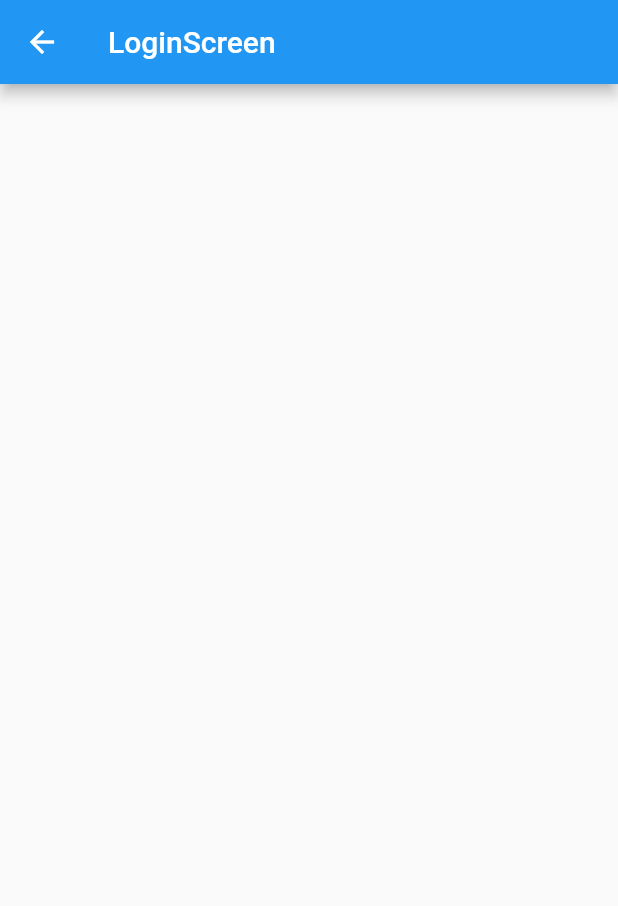
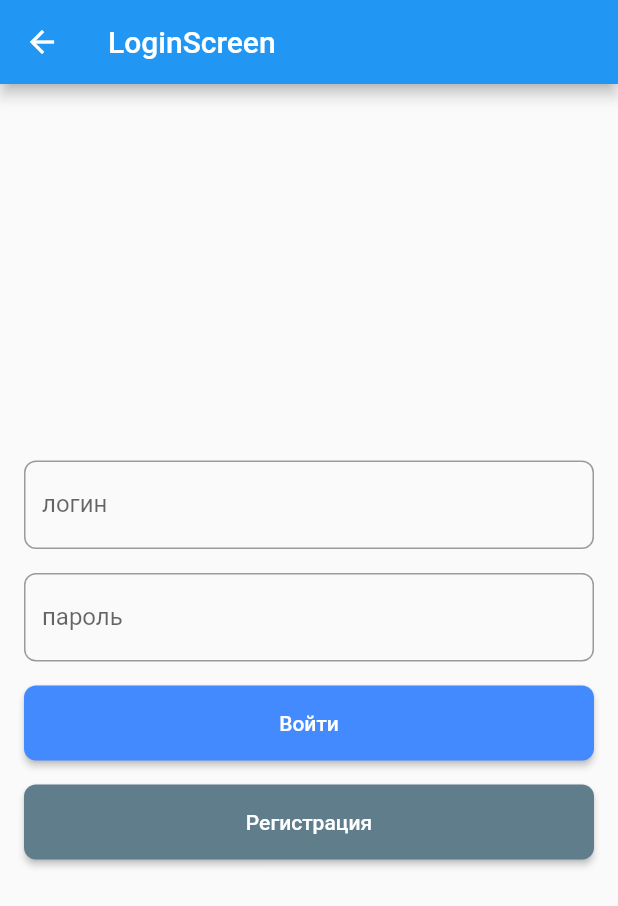
Before and after one commit to ShoshinOleg/client_it, a Flutter app: the LoginScreen screen opened directly, on a phone screen of 412 x 824 dp. Shown: the top 906 px of the screen. Run offline on Flutter 3.47's test engine with Material 2 defaults, Android fonts, the phone set to English and light mode, and no system bars; our stand-ins replace dio, flutter_bloc, freezed_annotation, get_it, injectable.

Commit message:
Fill LoginScreen

```diff
--- a/lib/app/data/main_app_config.dart
+++ b/lib/app/data/main_app_config.dart
@@ -6,7 +6,7 @@ import '../domain/app_config.dart';
 @prod
 class ProdAppConfig implements AppConfig {
   @override
-  String get baseUrl => "localhost";
+  String get baseUrl => "http://localhost:80";
 
   @override
   String get host => Environment.prod;
@@ -16,7 +16,7 @@ class ProdAppConfig implements AppConfig {
 @dev
 class DevAppConfig implements AppConfig {
   @override
-  String get baseUrl => "localhost";
+  String get baseUrl => "http://localhost:80";
 
   @override
   String get host => Environment.dev;
@@ -26,7 +26,7 @@ class DevAppConfig implements AppConfig {
 @test
 class TestAppConfig implements AppConfig {
   @override
-  String get baseUrl => "_";
+  String get baseUrl => "http://localhost:80";
 
   @override
   String get host => Environment.test;
--- /dev/null
+++ b/lib/app/ui/components/app_text_button.dart
@@ -0,0 +1,33 @@
+import 'package:flutter/material.dart';
+
+class AppTextButton extends StatelessWidget {
+  const AppTextButton({
+    Key? key,
+    required this.onPressed,
+    required this.text,
+    this.backgroundColor = Colors.blueAccent
+  }) : super(key: key);
+
+  final VoidCallback onPressed;
+  final String text;
+  final Color backgroundColor;
+
+  @override
+  Widget build(BuildContext context) {
+    return ElevatedButton(
+        onPressed: onPressed,
+        style: ButtonStyle(
+          shape: MaterialStateProperty.all<RoundedRectangleBorder>(
+            RoundedRectangleBorder(
+                borderRadius: BorderRadius.circular(8.0),
+            )
+          ),
+          backgroundColor: MaterialStateProperty.all<Color>(backgroundColor),
+          fixedSize: MaterialStateProperty.all<Size>(
+              const Size(double.maxFinite, 50)
+          ),
+        ),
+        child: Text(text)
+    );
+  }
+}
--- /dev/null
+++ b/lib/app/ui/components/app_text_field.dart
@@ -0,0 +1,38 @@
+import 'package:flutter/material.dart';
+
+class AppTextField extends StatelessWidget {
+  const AppTextField({
+    Key? key,
+    required this.controller,
+    required this.labelText,
+    this.obscureText = false
+  }) : super(key: key);
+
+  final TextEditingController controller;
+  final String labelText;
+  final bool obscureText;
+
+  @override
+  Widget build(BuildContext context) {
+    return TextFormField(
+      obscureText: obscureText,
+      validator: emptyValidator,
+      maxLines: 1,
+      controller: controller,
+      decoration: InputDecoration(
+          labelText: labelText,
+          border: OutlineInputBorder(
+            borderRadius: BorderRadius.circular(8)
+          )
+      ),
+    );
+  }
+
+  String? emptyValidator(String? value) {
+    if (value?.isEmpty == true) {
+      return "Обязательное поле";
+    } else {
+      return null;
+    }
+  }
+}
--- a/lib/app/ui/main_app_builder.dart
+++ b/lib/app/ui/main_app_builder.dart
@@ -18,9 +18,10 @@ class MainAppBuilder implements AppBuilder {
 }
 
 class _GlobalProviders extends StatelessWidget {
-  final Widget child;
 
   const _GlobalProviders({Key? key, required this.child}) : super(key: key);
+
+  final Widget child;
 
   @override
   Widget build(BuildContext context) {
--- a/lib/app/ui/main_app_runner.dart
+++ b/lib/app/ui/main_app_runner.dart
@@ -4,9 +4,10 @@ import 'package:client_it/app/domain/app_runner.dart';
 import 'package:flutter/cupertino.dart';
 
 class MainAppRunner implements AppRunner {
-  final String env;
 
   const MainAppRunner(this.env);
+
+  final String env;
 
   @override
   Future<void> preloadData() async {
--- a/lib/app/ui/root_screen.dart
+++ b/lib/app/ui/root_screen.dart
@@ -11,7 +11,7 @@ class RootScreen extends StatelessWidget {
   @override
   Widget build(BuildContext context) {
     return AuthBuilder(
-      isNotAuthorized: (context) => const LoginScreen(),
+      isNotAuthorized: (context) => LoginScreen(),
       isWaiting: (context) => const AppLoader(),
       isAuthorized: (context, userEntity, child) =>
         MainScreen(userEntity: userEntity)
--- a/lib/feature/auth/domain/auth_state/auth_cubit.dart
+++ b/lib/feature/auth/domain/auth_state/auth_cubit.dart
@@ -9,7 +9,7 @@ part 'auth_cubit.freezed.dart';
 
 class AuthCubit extends Cubit<AuthState> {
 
+  AuthCubit(this.authRepository): super(const AuthState.notAuthorized());
+
   final AuthRepository authRepository;
-
-  AuthCubit(this.authRepository): super(const AuthState.notAuthorized());
 }
--- a/lib/feature/auth/ui/login_screen.dart
+++ b/lib/feature/auth/ui/login_screen.dart
@@ -1,14 +1,59 @@
+import 'package:client_it/app/ui/components/app_text_button.dart';
+import 'package:client_it/app/ui/components/app_text_field.dart';
 import 'package:flutter/material.dart';
 
 class LoginScreen extends StatelessWidget {
-  const LoginScreen({Key? key}) : super(key: key);
+
+  LoginScreen({Key? key}) : super(key: key);
+
+  final controllerLogin = TextEditingController();
+  final controllerPassword = TextEditingController();
+  final GlobalKey<FormState> formKey = GlobalKey();
 
   @override
   Widget build(BuildContext context) {
     return Scaffold(
-      appBar: AppBar(
-        title: const Text("LoginScreen"),
-      ),
+      appBar: AppBar(title: const Text("LoginScreen")),
+      body: Form(
+        key: formKey,
+        child: Center(
+          child: Padding(
+            padding: const EdgeInsets.symmetric(horizontal: 16.0),
+            child: Column(
+              mainAxisSize: MainAxisSize.min,
+              children: [
+                AppTextField(
+                  controller: controllerLogin,
+                  labelText: "логин",
+                ),
+                const SizedBox(height: 16),
+                AppTextField(
+                  obscureText: true,
+                  controller: controllerPassword,
+                  labelText: "пароль",
+                ),
+                const SizedBox(height: 16,),
+                AppTextButton(
+                  onPressed: () {
+                    if (formKey.currentState?.validate() == true) {
+                      print("OK");
+                    }
+                  },
+                  text: "Войти",
+                ),
+                const SizedBox(height: 16,),
+                AppTextButton(
+                  backgroundColor: Colors.blueGrey,
+                  onPressed: () {
+
+                  },
+                  text: "Регистрация",
+                )
+              ]
+            ),
+          ),
+        ),
+      )
     );
   }
 }
--- a/lib/main.dart
+++ b/lib/main.dart
@@ -2,7 +2,7 @@ import 'package:client_it/app/ui/main_app_builder.dart';
 import 'package:client_it/app/ui/main_app_runner.dart';
 
 void main() {
-  const env = String.fromEnvironment("env", defaultValue: "dev");
+  const env = String.fromEnvironment("env", defaultValue: "test");
   const runner = MainAppRunner(env);
   final builder = MainAppBuilder();
   runner.run(builder);
```
